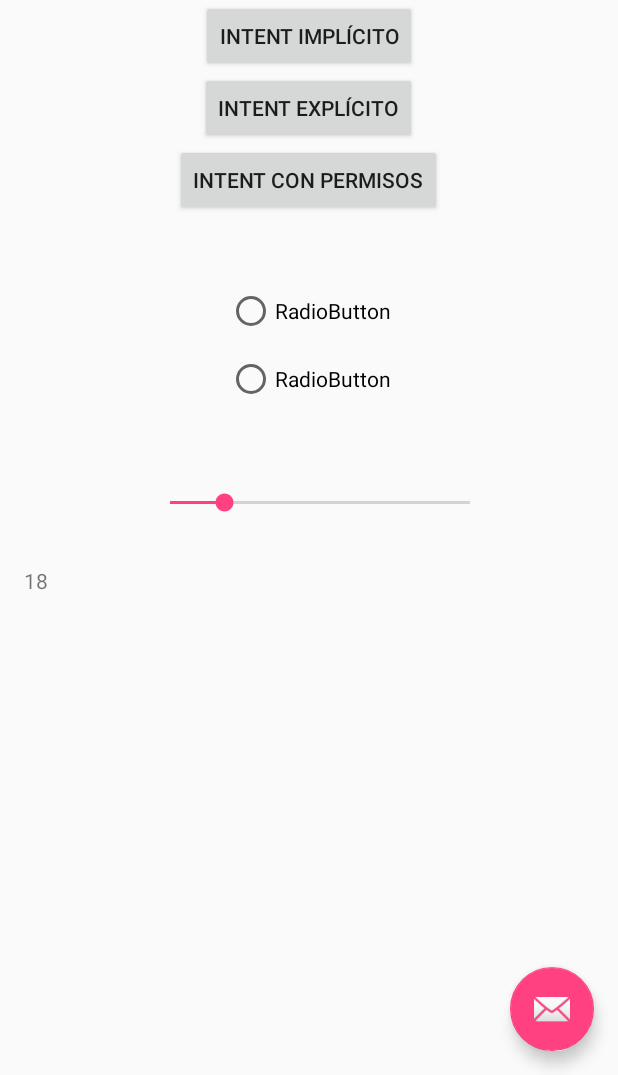
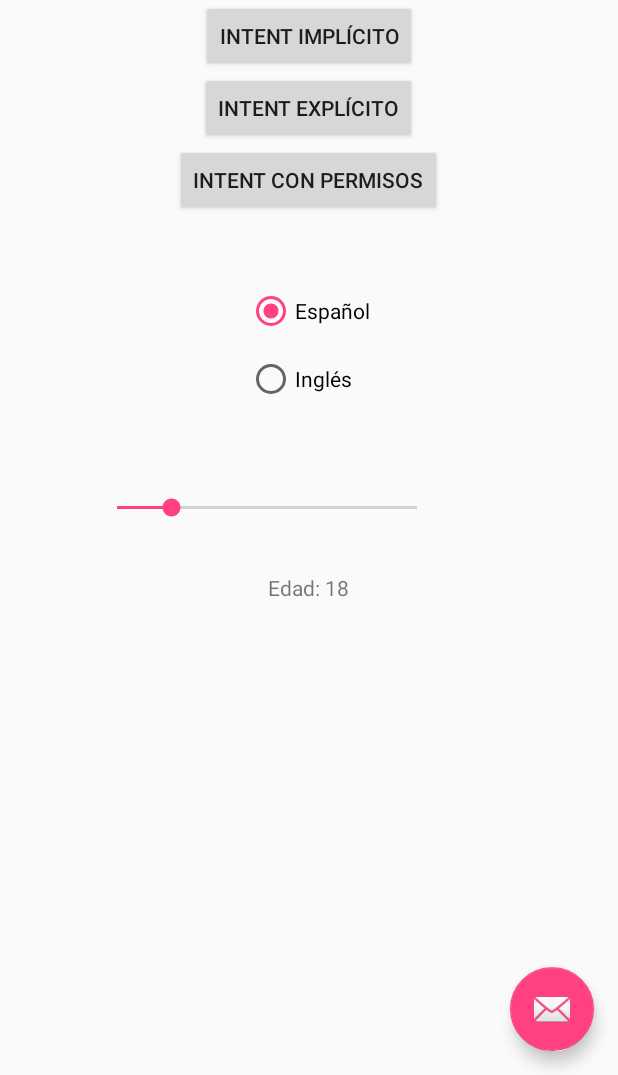
Before and after one commit to miickeyreyez/udemy-android, an Android app: the screen it shows after launch (MainActivity), on a phone screen of 412 x 824 dp, the part 161-1236 px from its top. Run offline under Robolectric (Android 15) with nearby library versions, the phone set to English and light mode, and no system bars.

Commit message:
Cambios para comentarios del seek bar

```diff
--- a/LearningAndroid/app/src/main/res/layout/content_main.xml
+++ b/LearningAndroid/app/src/main/res/layout/content_main.xml
@@ -59,10 +59,11 @@
         android:id="@+id/seekBar"
         android:layout_width="232dp"
         android:layout_height="20dp"
-        android:layout_below="@+id/btnPermissions"
-        android:layout_toEndOf="@+id/textView"
-        android:layout_marginTop="181dp"
-        android:progress="18"/>
+        android:layout_marginTop="60dp"
+        android:progress="18"
+        android:layout_below="@+id/radioButton2"
+        android:layout_alignParentStart="true"
+        android:layout_marginStart="46dp" />
 
     <RadioButton
         android:id="@+id/radioButton"
@@ -71,23 +72,26 @@
         android:layout_below="@+id/btnPermissions"
         android:layout_centerHorizontal="true"
         android:layout_marginTop="47dp"
-        android:text="RadioButton" />
+        android:text="Español" />
 
     <RadioButton
         android:id="@+id/radioButton2"
         android:layout_width="wrap_content"
         android:layout_height="wrap_content"
-        android:layout_alignEnd="@+id/radioButton"
+        android:layout_marginTop="13dp"
+        android:text="Inglés"
         android:layout_below="@+id/radioButton"
-        android:layout_marginTop="13dp"
-        android:text="RadioButton" />
+        android:layout_alignStart="@+id/radioButton" />
 
     <TextView
         android:id="@+id/textView2"
         android:layout_width="wrap_content"
         android:layout_height="wrap_content"
+        android:layout_marginTop="33dp"
+        android:text="Edad: 18"
+        android:layout_marginLeft="@dimen/activity_horizontal_margin"
+        android:layout_marginRight="@dimen/activity_horizontal_margin"
         android:layout_below="@+id/seekBar"
-        android:layout_marginTop="32dp"
-        android:text="18" />
+        android:layout_centerHorizontal="true" />
 
 </RelativeLayout>
```
Also changed, not shown: LearningAndroid/app/src/main/java/android/examples/com/learningandroid/MainActivity.java (+47 -7 lines).
